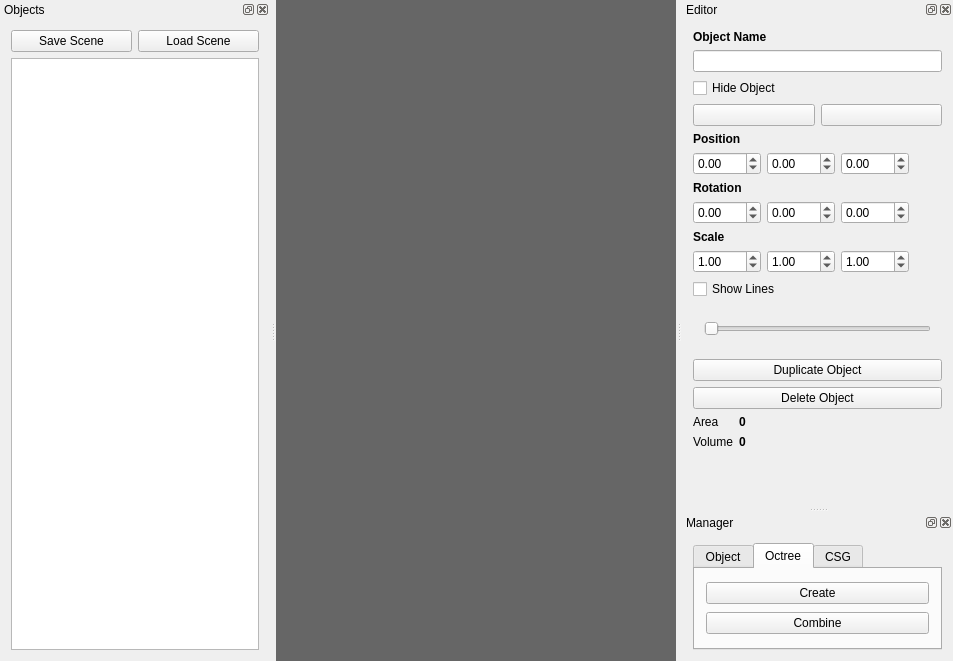
Before: the Qt Designer form ModelagemQT/mainwindow.ui in RicardoBusta/Doutorado, drawn with Qt 5.
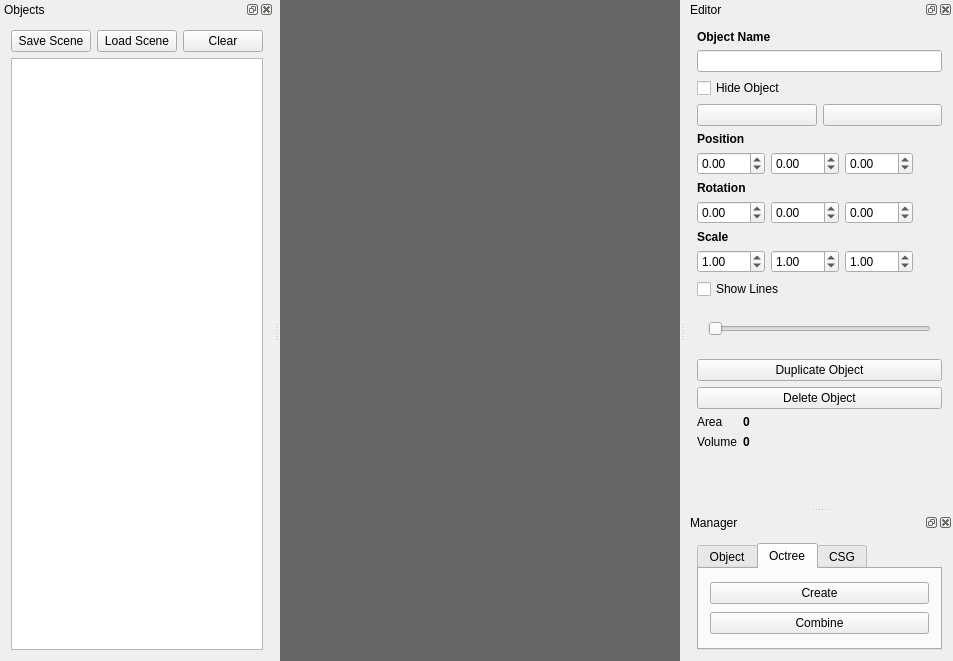
After: the same form once the commit is applied. Custom widgets are drawn as their Qt base class.

Commit message: Enviando um botão de dar clear na cena e os arquivos com a cena em si.

The edit to the form file:
```diff
--- a/ModelagemQT/mainwindow.ui
+++ b/ModelagemQT/mainwindow.ui
@@ -70,6 +70,13 @@
          </property>
         </widget>
        </item>
+       <item>
+        <widget class="QPushButton" name="clear_pushButton">
+         <property name="text">
+          <string>Clear</string>
+         </property>
+        </widget>
+       </item>
       </layout>
      </item>
      <item>
```
The commit also changes 10 other files.
